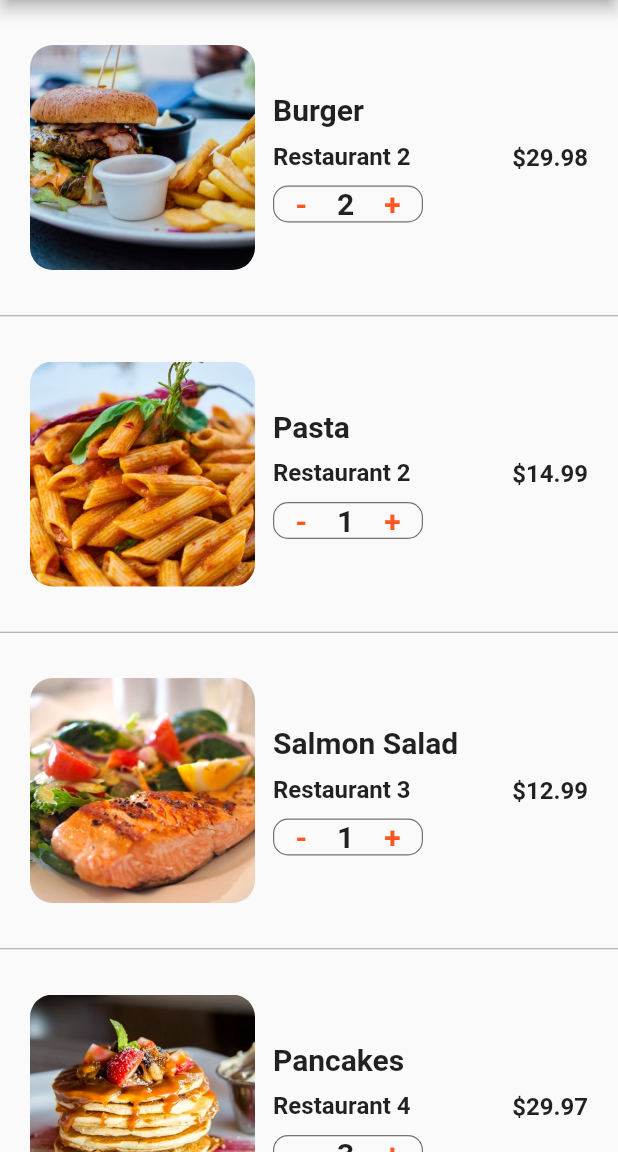
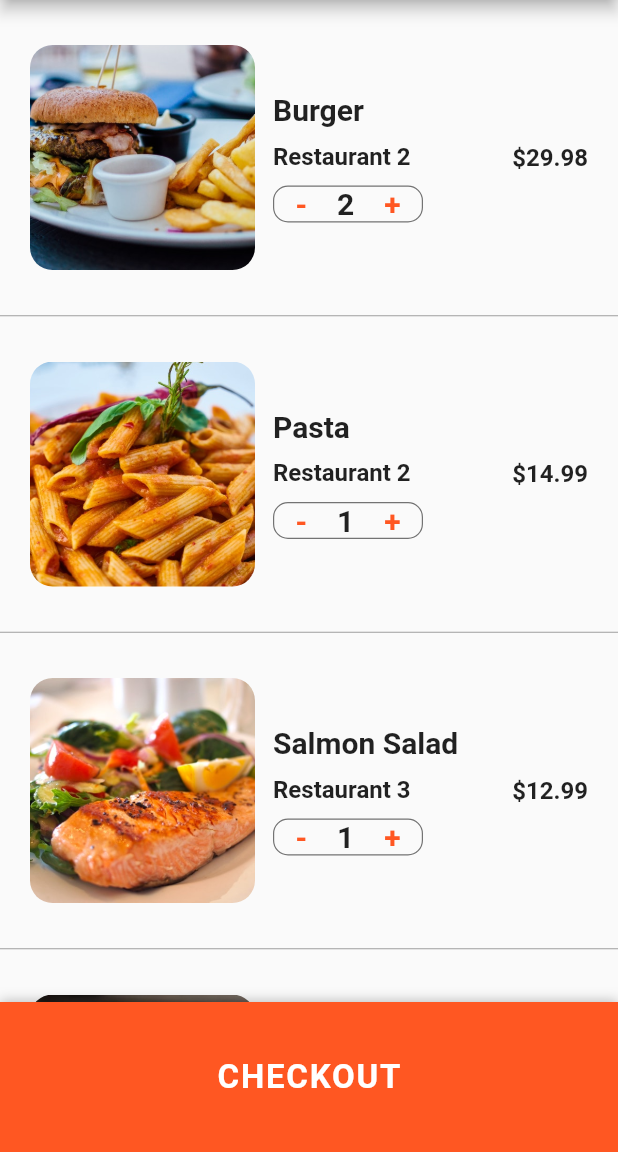
Before and after one commit to ELATTARIYassine/flutter-apps, a Flutter app: the CartScreen screen opened directly, on a phone screen of 412 x 824 dp, the part 84-1236 px from its top. Run offline on Flutter 3.47's test engine with Material 2 defaults, Android fonts, the phone set to English and light mode, and no system bars; project files that could hold a hidden picture were left out.

Commit message:
[food_delivery] feat: Added total amount & checkout

```diff
--- a/flood_delivery/lib/screens/cart_screen.dart
+++ b/flood_delivery/lib/screens/cart_screen.dart
@@ -116,16 +116,65 @@ class _CartScreenState extends State<CartScreen> {
 
   @override
   Widget build(BuildContext context) {
+    double totalPrice = 0;
+    currentUser.cart.forEach(
+        (Order order) => totalPrice += order.quantity * order.food.price);
+
     return Scaffold(
       appBar: AppBar(
         title: Text('Cart (${currentUser.cart.length})'),
         centerTitle: true,
       ),
       body: ListView.separated(
-        itemCount: currentUser.cart.length,
+        itemCount: currentUser.cart.length + 1,
         itemBuilder: (BuildContext context, int index) {
-          Order order = currentUser.cart[index];
-          return _buildCartItem(order);
+          if (index < currentUser.cart.length) {
+            Order order = currentUser.cart[index];
+            return _buildCartItem(order);
+          }
+          return Padding(
+            padding: EdgeInsets.all(20.0),
+            child: Column(
+              children: <Widget>[
+                Row(
+                  mainAxisAlignment: MainAxisAlignment.spaceBetween,
+                  children: <Widget>[
+                    Text(
+                      'Estimated Delivery Time:',
+                      style: TextStyle(
+                          fontSize: 20.0, fontWeight: FontWeight.w600),
+                    ),
+                    Text(
+                      '25 min',
+                      style: TextStyle(
+                          fontSize: 20.0, fontWeight: FontWeight.w600),
+                    ),
+                  ],
+                ),
+                SizedBox(
+                  height: 10.0,
+                ),
+                Row(
+                  mainAxisAlignment: MainAxisAlignment.spaceBetween,
+                  children: <Widget>[
+                    Text(
+                      'Total cost:',
+                      style: TextStyle(
+                          fontSize: 20.0, fontWeight: FontWeight.w600),
+                    ),
+                    Text(
+                      '\$${totalPrice.toStringAsFixed(2)}',
+                      style: TextStyle(
+                          color: Colors.green[700],
+                          fontSize: 20.0,
+                          fontWeight: FontWeight.w600),
+                    ),
+                  ],
+                ),
+                SizedBox(height: 100.0,),
+              ],
+            ),
+          );
         },
         separatorBuilder: (BuildContext context, int index) {
           return Divider(
@@ -134,6 +183,20 @@ class _CartScreenState extends State<CartScreen> {
           );
         },
       ),
+      bottomSheet: Container(
+        height: 100.0,
+        width: MediaQuery.of(context).size.width,
+        decoration: BoxDecoration(
+          color: Theme.of(context).primaryColor,
+          boxShadow: [BoxShadow(color: Colors.black26, offset: Offset(0, -1), blurRadius: 6.0)],
+        ),
+        child: Center(
+          child: FlatButton(
+            onPressed: (){},
+            child: Text('CHECKOUT', style: TextStyle(color: Colors.white, fontSize: 22.0, fontWeight: FontWeight.bold, letterSpacing: 1.2),),
+          ),
+        ),
+      ),
     );
   }
 }
```
